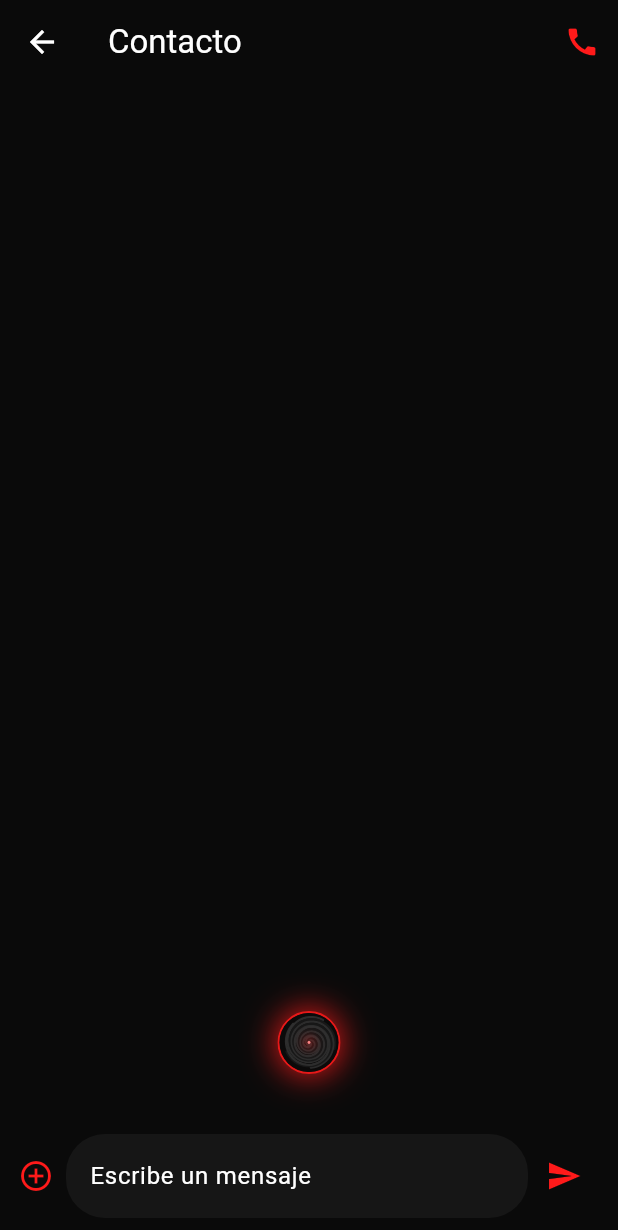
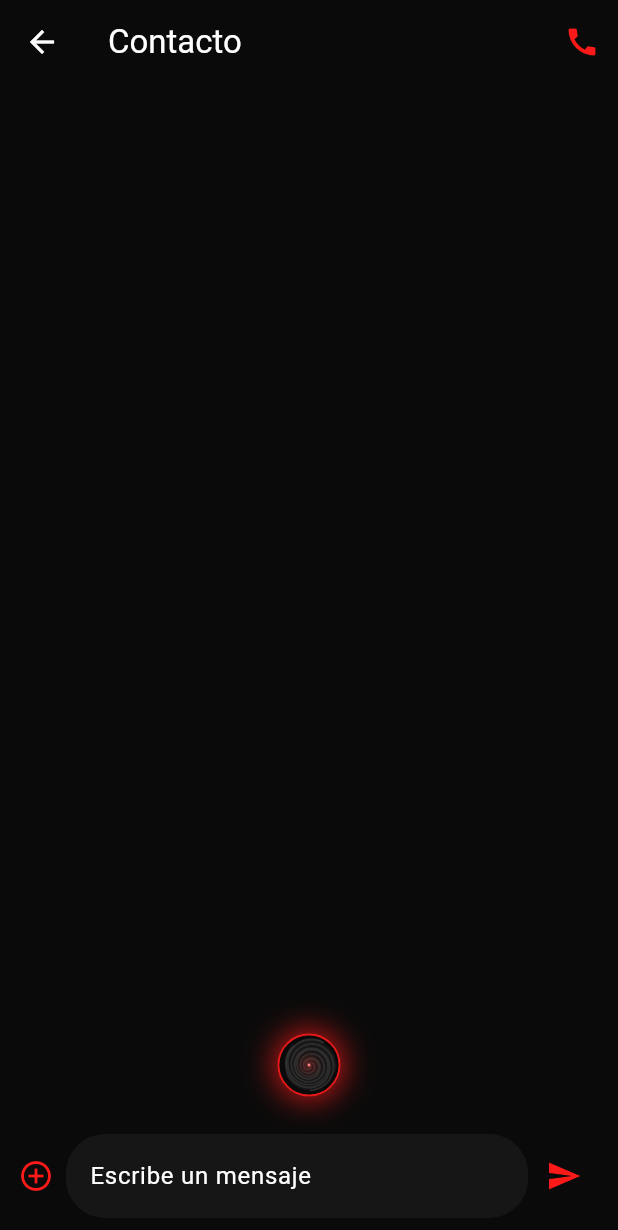
Before and after one commit to maidanamauro816-cpu/sixsevenapp2.0, a Flutter app: the screen it shows after launch, after a tap on "Conversación de prueba", on a phone screen of 412 x 824 dp. Shown: the top 1230 px of the screen. Run offline on Flutter 3.47's test engine with Material 3 defaults, Android fonts, the phone set to English and light mode, and no system bars; our stand-ins replace flutter_tts, speech_to_text.

Commit message:
Set the orb offset to 25px above the chat input

```diff
--- a/mobile/lib/main.dart
+++ b/mobile/lib/main.dart
@@ -159,7 +159,7 @@ class _ChatState extends State<Chat> with SingleTickerProviderStateMixin impleme
           Expanded(child: TextField(controller: text, minLines: 1, maxLines: 4, decoration: const InputDecoration(hintText: 'Escribe un mensaje'))),
           IconButton(onPressed: () { if (text.text.trim().isNotEmpty) widget.assistant.confirm('send', text.text.trim(), '¿Querés enviar este mensaje?', 'Enviar'); }, icon: const Icon(Icons.send, color: red))])),
       ]),
-      Positioned(left: 0, right: 0, bottom: 108, child: Center(child: AnimatedBuilder(animation: Listenable.merge([anim, widget.assistant]), builder: (_, __) => AIAssistantOrb(phase: anim.value, listening: widget.assistant.active || widget.assistant.listening, onTap: () => widget.assistant.command(widget.assistant.active ? 'desactivate' : 'hey six seven'))))),
+      Positioned(left: 0, right: 0, bottom: 93, child: Center(child: AnimatedBuilder(animation: Listenable.merge([anim, widget.assistant]), builder: (_, __) => AIAssistantOrb(phase: anim.value, listening: widget.assistant.active || widget.assistant.listening, onTap: () => widget.assistant.command(widget.assistant.active ? 'desactivate' : 'hey six seven'))))),
     ]));
 }
 
```
